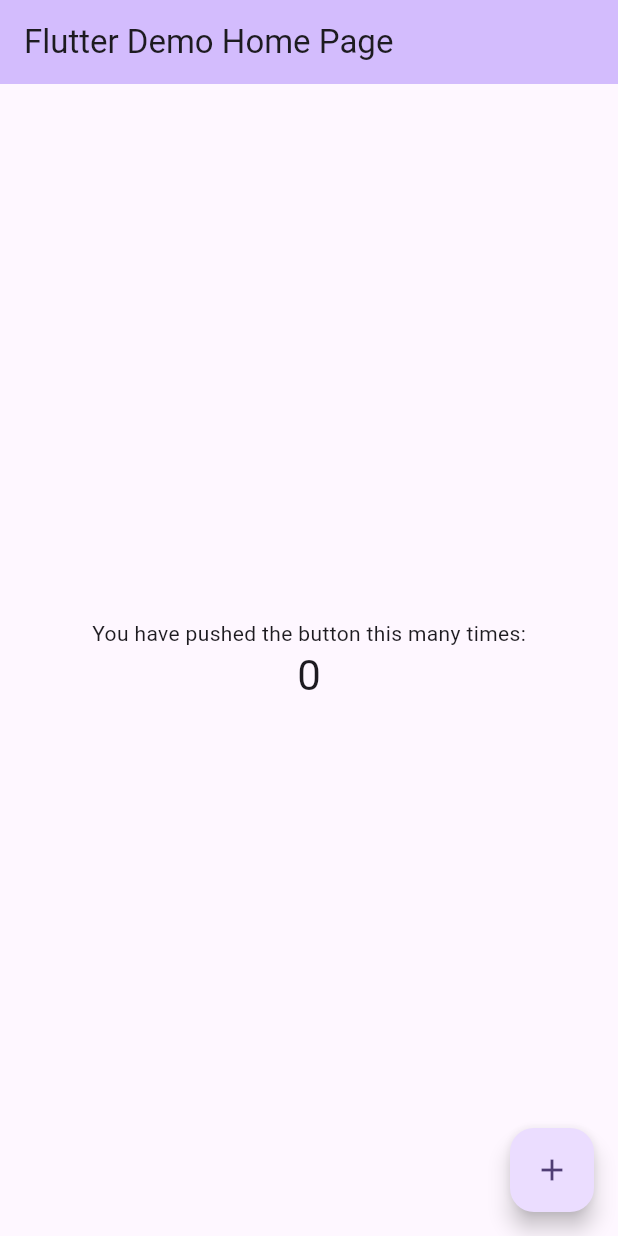
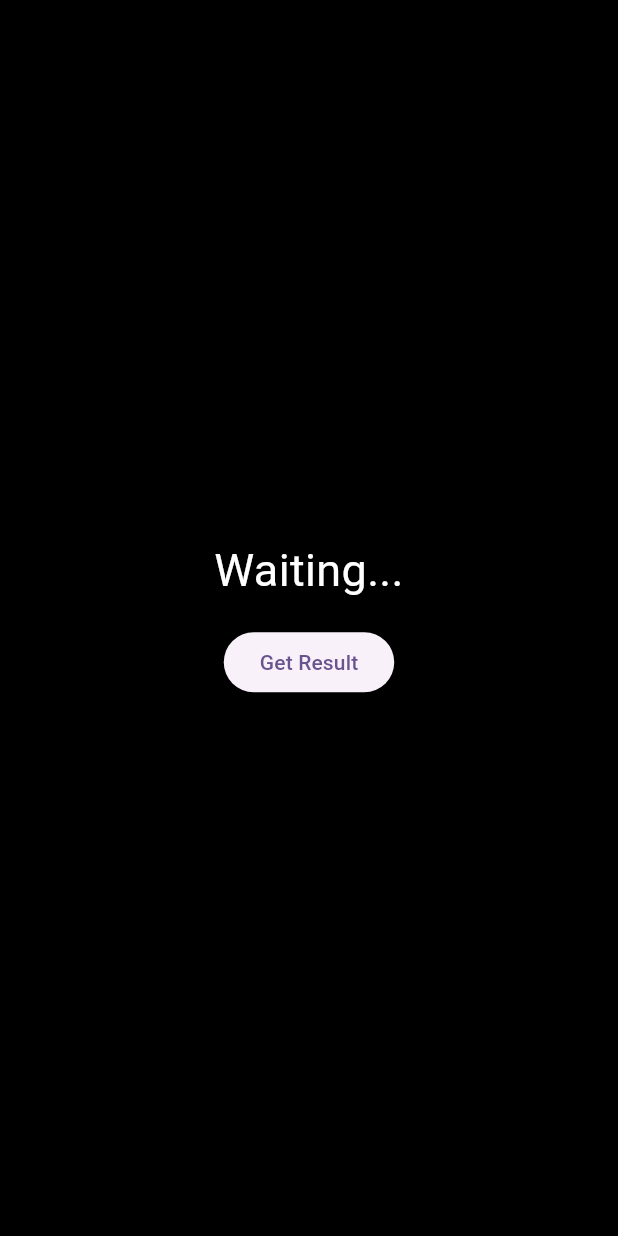
Before and after one commit to joeariasc/stripe_test, a Flutter app: the screen it shows after launch, on a phone screen of 412 x 824 dp. Run offline on Flutter 3.47's test engine with Material 3 defaults, Android fonts, the phone set to English and light mode, and no system bars.

Commit message:
creating a MethodChannel to allow comunication between the Flutter client and the Host sides

```diff
--- a/lib/main.dart
+++ b/lib/main.dart
@@ -1,4 +1,6 @@
+import 'package:flutter/foundation.dart';
 import 'package:flutter/material.dart';
+import 'package:flutter/services.dart';
 
 void main() {
   runApp(const MyApp());
@@ -13,21 +15,6 @@ class MyApp extends StatelessWidget {
     return MaterialApp(
       title: 'Flutter Demo',
       theme: ThemeData(
-        // This is the theme of your application.
-        //
-        // TRY THIS: Try running your application with "flutter run". You'll see
-        // the application has a purple toolbar. Then, without quitting the app,
-        // try changing the seedColor in the colorScheme below to Colors.green
-        // and then invoke "hot reload" (save your changes or press the "hot
-        // reload" button in a Flutter-supported IDE, or press "r" if you used
-        // the command line to start the app).
-        //
-        // Notice that the counter didn't reset back to zero; the application
-        // state is not lost during the reload. To reset the state, use hot
-        // restart instead.
-        //
-        // This works for code too, not just values: Most code changes can be
-        // tested with just a hot reload.
         colorScheme: ColorScheme.fromSeed(seedColor: Colors.deepPurple),
         useMaterial3: true,
       ),
@@ -39,15 +26,6 @@ class MyApp extends StatelessWidget {
 class MyHomePage extends StatefulWidget {
   const MyHomePage({super.key, required this.title});
 
-  // This widget is the home page of your application. It is stateful, meaning
-  // that it has a State object (defined below) that contains fields that affect
-  // how it looks.
-
-  // This class is the configuration for the state. It holds the values (in this
-  // case the title) provided by the parent (in this case the App widget) and
-  // used by the build method of the State. Fields in a Widget subclass are
-  // always marked "final".
-
   final String title;
 
   @override
@@ -55,71 +33,43 @@ class MyHomePage extends StatefulWidget {
 }
 
 class _MyHomePageState extends State<MyHomePage> {
-  int _counter = 0;
 
-  void _incrementCounter() {
-    setState(() {
-      // This call to setState tells the Flutter framework that something has
-      // changed in this State, which causes it to rerun the build method below
-      // so that the display can reflect the updated values. If we changed
-      // _counter without calling setState(), then the build method would not be
-      // called again, and so nothing would appear to happen.
-      _counter++;
-    });
-  }
+  static const MethodChannel _channel = MethodChannel('co.wawand/stripe');
+  String _result = "Waiting...";
 
   @override
-  Widget build(BuildContext context) {
-    // This method is rerun every time setState is called, for instance as done
-    // by the _incrementCounter method above.
-    //
-    // The Flutter framework has been optimized to make rerunning build methods
-    // fast, so that you can just rebuild anything that needs updating rather
-    // than having to individually change instances of widgets.
-    return Scaffold(
-      appBar: AppBar(
-        // TRY THIS: Try changing the color here to a specific color (to
-        // Colors.amber, perhaps?) and trigger a hot reload to see the AppBar
-        // change color while the other colors stay the same.
-        backgroundColor: Theme.of(context).colorScheme.inversePrimary,
-        // Here we take the value from the MyHomePage object that was created by
-        // the App.build method, and use it to set our appbar title.
-        title: Text(widget.title),
-      ),
-      body: Center(
-        // Center is a layout widget. It takes a single child and positions it
-        // in the middle of the parent.
+  Widget build(BuildContext context) => Scaffold(
+      backgroundColor: Colors.black,
+      body: Container(
+        alignment: Alignment.center,
+        padding: const EdgeInsets.all(32),
         child: Column(
-          // Column is also a layout widget. It takes a list of children and
-          // arranges them vertically. By default, it sizes itself to fit its
-          // children horizontally, and tries to be as tall as its parent.
-          //
-          // Column has various properties to control how it sizes itself and
-          // how it positions its children. Here we use mainAxisAlignment to
-          // center the children vertically; the main axis here is the vertical
-          // axis because Columns are vertical (the cross axis would be
-          // horizontal).
-          //
-          // TRY THIS: Invoke "debug painting" (choose the "Toggle Debug Paint"
-          // action in the IDE, or press "p" in the console), to see the
-          // wireframe for each widget.
           mainAxisAlignment: MainAxisAlignment.center,
-          children: <Widget>[
-            const Text(
-              'You have pushed the button this many times:',
-            ),
+          children: [
             Text(
-              '$_counter',
-              style: Theme.of(context).textTheme.headlineMedium,
-            ),
+              _result,
+              textAlign: TextAlign.center,
+              style: const TextStyle(fontSize: 30, color: Colors.white,),
+              ),
+              const SizedBox(height: 16,),
+              ElevatedButton(
+                onPressed: initialize,
+                child: const Text('Get Result')
+                )
           ],
+          ),
         ),
-      ),
-      floatingActionButton: FloatingActionButton(
-        onPressed: _incrementCounter,
-        tooltip: 'Increment',
-        child: const Icon(Icons.add),
-      ), // This trailing comma makes auto-formatting nicer for build methods.
     );
+
+    Future<void> initialize() async {
+    try {
+      final arguments = {'name': 'Joe Arias'};
+      final String newResult = await _channel.invokeMethod('test', arguments);
+      setState(() => _result = newResult);
+    } on PlatformException catch (e) {
+      if (kDebugMode) {
+        print(e.message);
+      }
+    }
   }
 }
```
